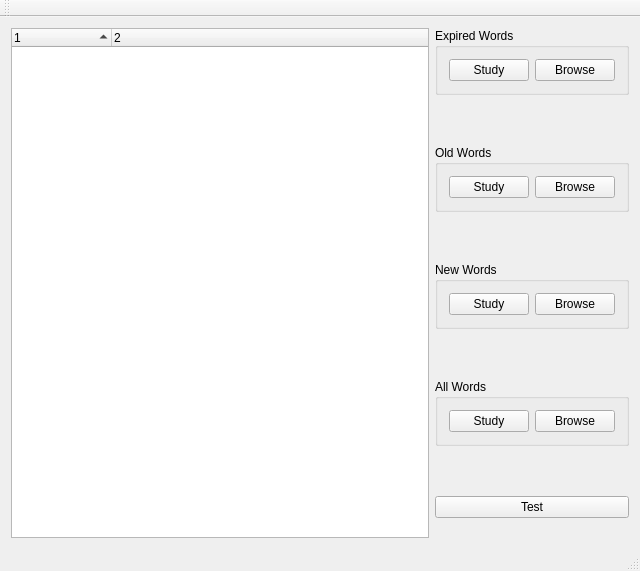
Old version of the form HaiBeiDanCi/mainwindow.ui in the repository HuangHuafeng/repeat.
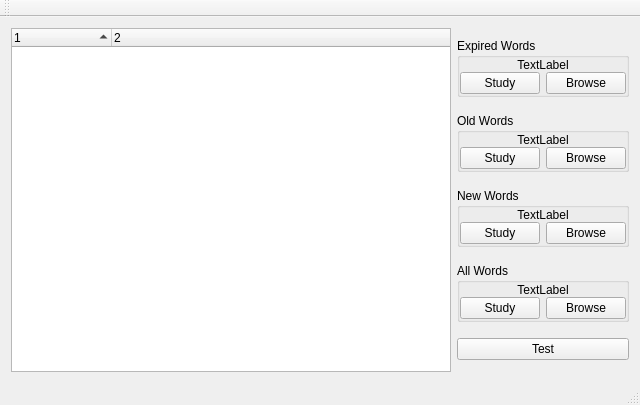
New version of the form.

```diff
--- a/HaiBeiDanCi/mainwindow.ui
+++ b/HaiBeiDanCi/mainwindow.ui
@@ -7,9 +7,15 @@
     <x>0</x>
     <y>0</y>
     <width>640</width>
-    <height>480</height>
+    <height>405</height>
    </rect>
   </property>
+  <property name="sizePolicy">
+   <sizepolicy hsizetype="Preferred" vsizetype="Fixed">
+    <horstretch>0</horstretch>
+    <verstretch>0</verstretch>
+   </sizepolicy>
+  </property>
   <property name="windowTitle">
    <string>MainWindow</string>
   </property>
@@ -41,99 +47,272 @@
     <item>
      <layout class="QVBoxLayout" name="verticalLayout">
       <property name="spacing">
-       <number>50</number>
-      </property>
-      <property name="bottomMargin">
-       <number>20</number>
+       <number>-1</number>
       </property>
       <item>
        <widget class="QGroupBox" name="groupBox_3">
+        <property name="sizePolicy">
+         <sizepolicy hsizetype="Preferred" vsizetype="Fixed">
+          <horstretch>0</horstretch>
+          <verstretch>0</verstretch>
+         </sizepolicy>
+        </property>
         <property name="title">
          <string>Expired Words</string>
         </property>
         <layout class="QHBoxLayout" name="horizontalLayout_2">
+         <property name="spacing">
+          <number>0</number>
+         </property>
+         <property name="leftMargin">
+          <number>0</number>
+         </property>
+         <property name="topMargin">
+          <number>0</number>
+         </property>
+         <property name="rightMargin">
+          <number>0</number>
+         </property>
+         <property name="bottomMargin">
+          <number>0</number>
+         </property>
          <item>
+          <layout class="QGridLayout" name="gridLayout">
+           <property name="verticalSpacing">
+            <number>0</number>
+           </property>
+           <item row="1" column="0">
           <widget class="QPushButton" name="pushStudyExpiredWords">
            <property name="text">
             <string>Study</string>
            </property>
           </widget>
          </item>
-         <item>
+           <item row="1" column="1">
           <widget class="QPushButton" name="pushBrowseExpiredWords">
            <property name="text">
             <string>Browse</string>
            </property>
           </widget>
          </item>
+           <item row="0" column="0" colspan="2">
+            <widget class="QLabel" name="labelExpired">
+             <property name="sizePolicy">
+              <sizepolicy hsizetype="Preferred" vsizetype="Fixed">
+               <horstretch>0</horstretch>
+               <verstretch>0</verstretch>
+              </sizepolicy>
+             </property>
+             <property name="text">
+              <string>TextLabel</string>
+             </property>
+             <property name="alignment">
+              <set>Qt::AlignCenter</set>
+             </property>
+            </widget>
+           </item>
+          </layout>
+         </item>
         </layout>
        </widget>
       </item>
       <item>
        <widget class="QGroupBox" name="groupBox_4">
+        <property name="sizePolicy">
+         <sizepolicy hsizetype="Preferred" vsizetype="Fixed">
+          <horstretch>0</horstretch>
+          <verstretch>0</verstretch>
+         </sizepolicy>
+        </property>
         <property name="title">
          <string>Old Words</string>
         </property>
         <layout class="QHBoxLayout" name="horizontalLayout_3">
+         <property name="spacing">
+          <number>0</number>
+         </property>
+         <property name="leftMargin">
+          <number>0</number>
+         </property>
+         <property name="topMargin">
+          <number>0</number>
+         </property>
+         <property name="rightMargin">
+          <number>0</number>
+         </property>
+         <property name="bottomMargin">
+          <number>0</number>
+         </property>
          <item>
+          <layout class="QGridLayout" name="gridLayout_2">
+           <property name="verticalSpacing">
+            <number>0</number>
+           </property>
+           <item row="1" column="0">
           <widget class="QPushButton" name="pushStudyOldWords">
            <property name="text">
             <string>Study</string>
            </property>
           </widget>
          </item>
-         <item>
+           <item row="1" column="1">
           <widget class="QPushButton" name="pushBrowseOldWords">
            <property name="text">
             <string>Browse</string>
            </property>
           </widget>
          </item>
+           <item row="0" column="0" colspan="2">
+            <widget class="QLabel" name="labelOld">
+             <property name="sizePolicy">
+              <sizepolicy hsizetype="Preferred" vsizetype="Fixed">
+               <horstretch>0</horstretch>
+               <verstretch>0</verstretch>
+              </sizepolicy>
+             </property>
+             <property name="text">
+              <string>TextLabel</string>
+             </property>
+             <property name="alignment">
+              <set>Qt::AlignCenter</set>
+             </property>
+            </widget>
+           </item>
+          </layout>
+         </item>
         </layout>
        </widget>
       </item>
       <item>
        <widget class="QGroupBox" name="groupBox_5">
+        <property name="sizePolicy">
+         <sizepolicy hsizetype="Preferred" vsizetype="Fixed">
+          <horstretch>0</horstretch>
+          <verstretch>0</verstretch>
+         </sizepolicy>
+        </property>
         <property name="title">
          <string>New Words</string>
         </property>
         <layout class="QHBoxLayout" name="horizontalLayout_4">
+         <property name="spacing">
+          <number>0</number>
+         </property>
+         <property name="leftMargin">
+          <number>0</number>
+         </property>
+         <property name="topMargin">
+          <number>0</number>
+         </property>
+         <property name="rightMargin">
+          <number>0</number>
+         </property>
+         <property name="bottomMargin">
+          <number>0</number>
+         </property>
          <item>
+          <layout class="QGridLayout" name="gridLayout_3">
+           <property name="verticalSpacing">
+            <number>0</number>
+           </property>
+           <item row="1" column="0">
           <widget class="QPushButton" name="pushStudyNewWords">
            <property name="text">
             <string>Study</string>
            </property>
           </widget>
          </item>
-         <item>
+           <item row="1" column="1">
           <widget class="QPushButton" name="pushBrowseNewWords">
            <property name="text">
             <string>Browse</string>
            </property>
           </widget>
          </item>
+           <item row="0" column="0" colspan="2">
+            <widget class="QLabel" name="labelNew">
+             <property name="sizePolicy">
+              <sizepolicy hsizetype="Preferred" vsizetype="Fixed">
+               <horstretch>0</horstretch>
+               <verstretch>0</verstretch>
+              </sizepolicy>
+             </property>
+             <property name="text">
+              <string>TextLabel</string>
+             </property>
+             <property name="alignment">
+              <set>Qt::AlignCenter</set>
+             </property>
+            </widget>
+           </item>
+          </layout>
+         </item>
         </layout>
        </widget>
       </item>
       <item>
        <widget class="QGroupBox" name="groupBox_6">
+        <property name="sizePolicy">
+         <sizepolicy hsizetype="Preferred" vsizetype="Fixed">
+          <horstretch>0</horstretch>
+          <verstretch>0</verstretch>
+         </sizepolicy>
+        </property>
         <property name="title">
          <string>All Words</string>
         </property>
         <layout class="QHBoxLayout" name="horizontalLayout_5">
+         <property name="spacing">
+          <number>0</number>
+         </property>
+         <property name="leftMargin">
+          <number>0</number>
+         </property>
+         <property name="topMargin">
+          <number>0</number>
+         </property>
+         <property name="rightMargin">
+          <number>0</number>
+         </property>
+         <property name="bottomMargin">
+          <number>0</number>
+         </property>
          <item>
+          <layout class="QGridLayout" name="gridLayout_4">
+           <property name="verticalSpacing">
+            <number>0</number>
+           </property>
+           <item row="1" column="0">
           <widget class="QPushButton" name="pushStudyAllWords">
            <property name="text">
             <string>Study</string>
            </property>
           </widget>
          </item>
-         <item>
+           <item row="1" column="1">
           <widget class="QPushButton" name="pushBrowseAllWords">
            <property name="text">
             <string>Browse</string>
            </property>
           </widget>
+           </item>
+           <item row="0" column="0" colspan="2">
+            <widget class="QLabel" name="labelAll">
+             <property name="sizePolicy">
+              <sizepolicy hsizetype="Preferred" vsizetype="Fixed">
+               <horstretch>0</horstretch>
+               <verstretch>0</verstretch>
+              </sizepolicy>
+             </property>
+             <property name="text">
+              <string>TextLabel</string>
+             </property>
+             <property name="alignment">
+              <set>Qt::AlignCenter</set>
+             </property>
+            </widget>
+           </item>
+          </layout>
          </item>
         </layout>
        </widget>
```
Lines whose indentation alone changed are shown as unchanged.
